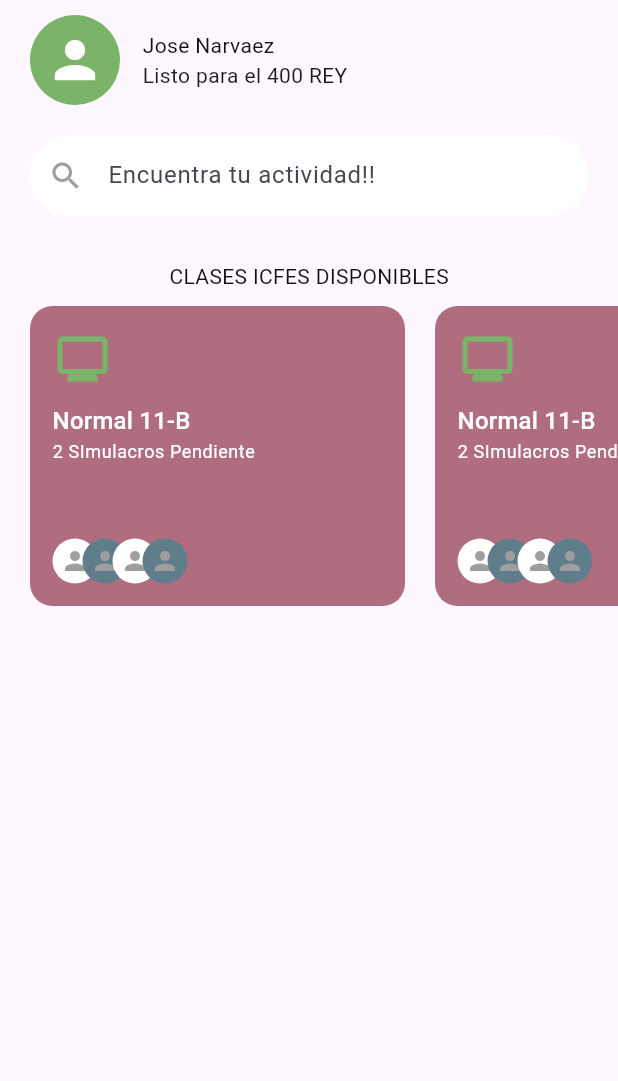
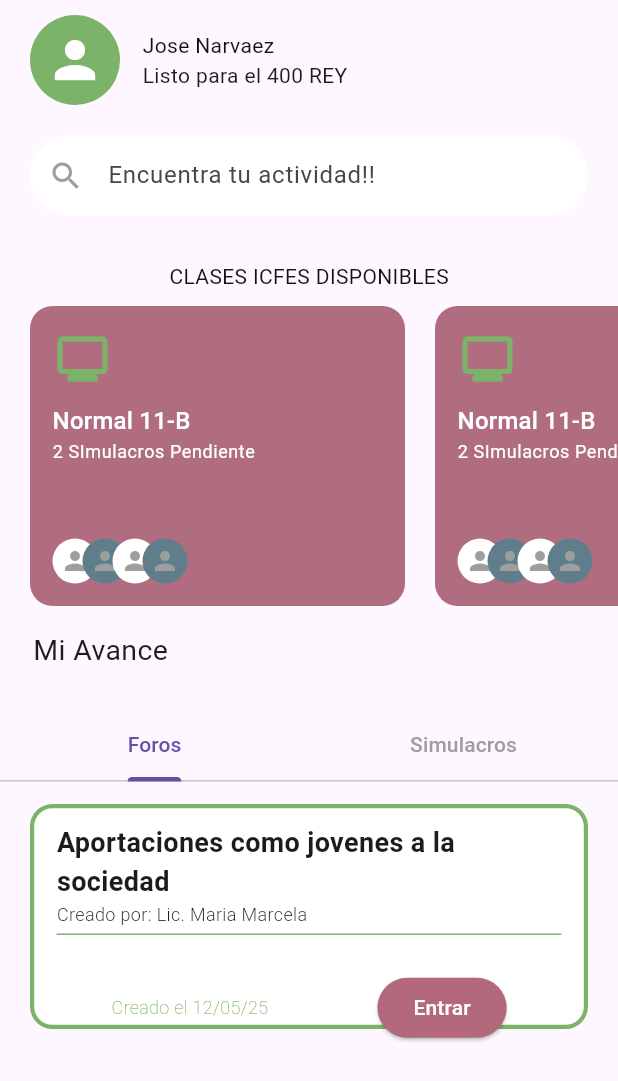
Before and after one commit to JosCariDe/front-preparate-icfes-caribe, a Flutter app: the screen it shows after launch, on a phone screen of 412 x 824 dp. Shown: the top 1081 px of the screen. Run offline on Flutter 3.47's test engine with Material 3 defaults, Android fonts, the phone set to English and light mode, and no system bars.

Commit message:
HomeScreen/Feat/ agregada sesion de avance (foros) Falta la parte de Simulacros Falta agregar lectura dinamica de json

```diff
--- a/lib/presentation/screens/home_screen.dart
+++ b/lib/presentation/screens/home_screen.dart
@@ -26,10 +26,125 @@ class HomeScreen extends StatelessWidget {
               ),
             ),
             const SizedBox(height: 10,),
-            ClasesICFES()
+            ClasesICFES(),
             //TODO SECCION AVANCE
+            const Padding(
+              padding: EdgeInsets.symmetric(vertical: 16, horizontal: 22),
+              child: Align(
+                alignment: Alignment.centerLeft,
+                child: Text(
+                  'Mi Avance',
+                  textAlign: TextAlign.left,
+                  style: TextStyle(
+                    fontSize: 19,
+                  ),
+                ),
+              ),
+            ),
+            SizedBox(height: 10,),
+            SeccionAvance(),
           ],
         ),
+      ),
+    );
+  }
+}
+
+class SeccionAvance extends StatelessWidget {
+  const SeccionAvance({
+    super.key,
+  });
+
+  @override
+  Widget build(BuildContext context) {
+    return DefaultTabController(
+      length: 2, //? Numero de Pestaañas
+      child: Column(
+        children: [
+          TabBar(
+            indicatorColor: Theme.of(context).colorScheme.primary,
+            labelColor: Theme.of(context).colorScheme.primary,
+            unselectedLabelColor: Colors.grey,
+            tabs: const [
+              Tab(text: 'Foros',),
+              Tab(text: 'Simulacros',),
+            ],
+          ),
+          SizedBox(
+            height: 180,
+            child: TabBarView(
+              children: [
+                //? PESTAÑA FOROS:
+                Padding(
+                  padding: EdgeInsets.symmetric(horizontal: 20, vertical: 15),
+                  child: Container(
+                    decoration: BoxDecoration(
+                      borderRadius: BorderRadius.circular(15),
+                      color: secondaryBackground,
+                      border: Border.all(
+                        width: 2.8,
+                        color: primaryColor
+                      ),
+                    ),
+                    child: Padding(
+                      padding: const EdgeInsets.symmetric(horizontal: 15, vertical: 10),
+                      child: Column(
+                        crossAxisAlignment: CrossAxisAlignment.start,
+                        children: [
+                          Text(
+                            'Aportaciones como jovenes a la sociedad',
+                            style: TextStyle(
+                              fontSize: 18,
+                              fontWeight: FontWeight.w700
+                            ),
+                          ),
+                          Text(
+                            'Creado por: Lic. Maria Marcela',
+                            style: TextStyle(
+                              fontSize: 12,
+                              fontWeight: FontWeight.w300
+                            ),
+                          ),
+                          Divider(
+                            height: 10,
+                            color: primaryColor,
+                          ),
+                          SizedBox(height: 20),
+                          Row(
+                            mainAxisAlignment: MainAxisAlignment.spaceAround,
+                            children: [
+                              Text(
+                                'Creado el 12/05/25',
+                                style: TextStyle(
+                                  fontSize: 12,
+                                  fontWeight: FontWeight.w200,
+                                  color: primaryColor,
+                                ),
+                              ),
+                              ElevatedButton(
+                                style: ElevatedButton.styleFrom(
+                                  backgroundColor: secondaryColor,
+                                ),
+                                onPressed: () {},
+                                child: Text('Entrar',
+                                  style: TextStyle(
+                                    color:Colors.white,
+                                  )
+                                ),
+                              ),
+                            ],
+                          )
+                        ],
+                      ),
+                    ),
+                  ),
+                ),
+                Padding(
+                  padding: EdgeInsets.symmetric(vertical: 10)),
+              ],
+            ),
+          )
+        ],
       ),
     );
   }
@@ -57,6 +172,7 @@ class ClasesICFES extends StatelessWidget {
             ),
             child: Padding(
               padding: EdgeInsets.all(15.0),
+
               child: Column(
                 crossAxisAlignment: CrossAxisAlignment.start,
                 children: [
```
